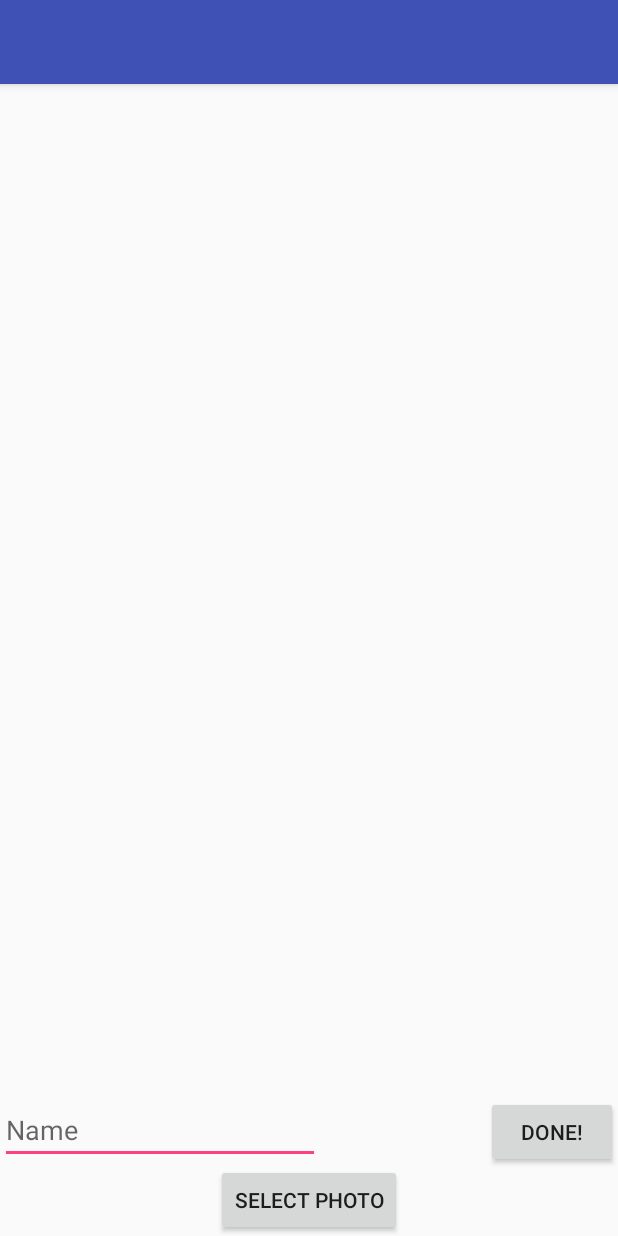
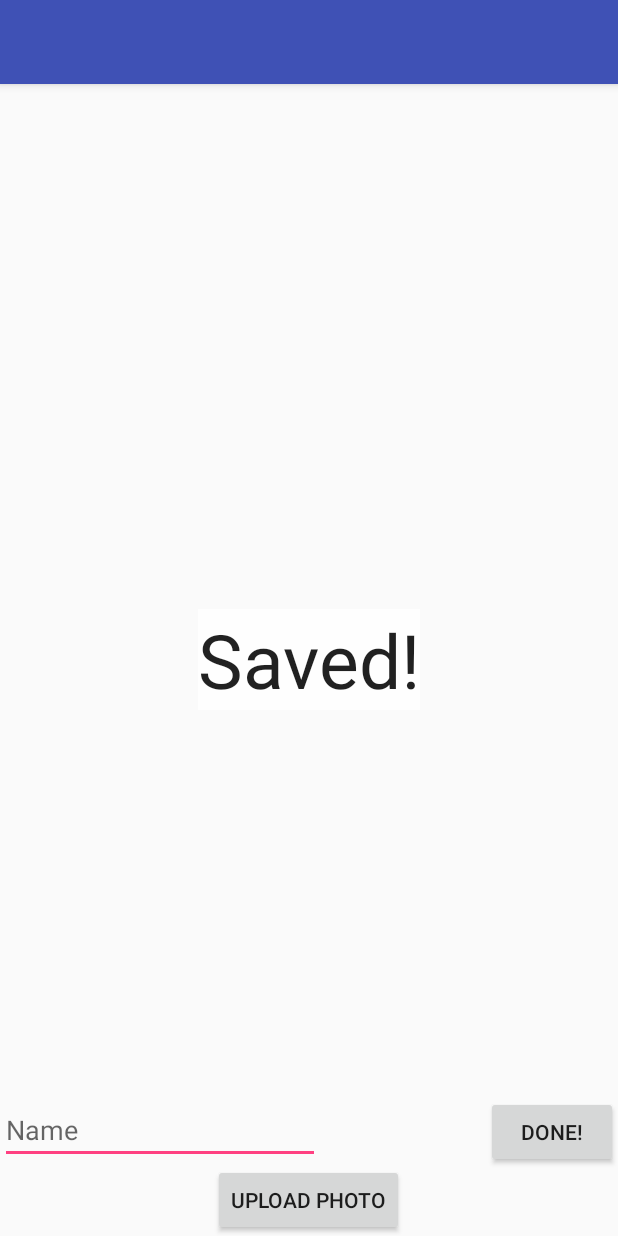
Before and after one commit to snmalineni/AlzheimersNWAPW, an Android app: the MainActivity screen opened directly, with no data from a screen before it, after a tap on "DONE!", on a phone screen of 412 x 824 dp. Run offline under Robolectric (Android 15) with nearby library versions, the phone set to English and light mode, and no system bars; 2 statements that could not run were skipped.

Commit message:
Revert "Development"

```diff
--- a/app/src/main/java/Source/cappedPhoto.java
+++ b/app/src/main/java/Source/cappedPhoto.java
@@ -6,9 +6,7 @@ package Source;
 
 import android.net.Uri;
 
-import java.io.Serializable;
-
-public class cappedPhoto implements Serializable {
+public class cappedPhoto {
 private String caption;
 private String photo;
 
--- a/app/src/main/java/com/sneha/newalzheimersapplication/MainActivity.java
+++ b/app/src/main/java/com/sneha/newalzheimersapplication/MainActivity.java
@@ -1,7 +1,5 @@
 package com.sneha.newalzheimersapplication;
 
-
-import android.content.Context;
 import android.content.Intent;
 import android.graphics.Bitmap;
 import android.net.Uri;
@@ -12,40 +10,17 @@ import android.view.View;
 import android.widget.EditText;
 import android.widget.ImageView;
 import android.widget.TextView;
-import android.R.id;
-
-
-import Source.Serialization;
 
 import Source.cappedPhoto;
-import android.content.SharedPreferences;
-import android.content.SharedPreferences.Editor;
-import android.widget.Toast;
-
-import java.io.File;
-import java.io.FileInputStream;
-import java.io.FileNotFoundException;
-import java.io.FileOutputStream;
-import java.io.IOException;
-import java.io.ObjectInputStream;
-import java.io.ObjectOutputStream;
-
-import java.util.ArrayList;
 
 
 public class MainActivity extends AppCompatActivity {
 
-    private boolean newPhoto = true;
+    public boolean newPhoto = true;
     private int PICK_IMAGE_REQUEST = 1;
 
-    private Editor toEdit;
-
-    private static String fileName = "photocaption.ser";
-    private Context context = this;
-    private Uri uri;
-
-    cappedPhoto photoAr[] = new cappedPhoto[50];
-
+    cappedPhoto photoAr[] = new cappedPhoto[150];
+    int arIndex = 0;
 
     @Override
         protected void onCreate (Bundle savedInstanceState) {
@@ -54,64 +29,22 @@ public class MainActivity extends AppCompatActivity {
         }
 
     public void buttonClick(View v) {
-
-        String inputText, photoStr;
-        cappedPhoto newElement;
-
         EditText nameText = (EditText) findViewById(R.id.nameText);
-        inputText = nameText.getText().toString();
-        photoStr = uri.toString();
-        //gets caption and uri
-
-        newElement = new cappedPhoto(photoStr, inputText);
-        Homepage.photoAr.add(newElement);
-
-        String file_name = "photocaptions";
-
-        try
-        {
-            FileOutputStream fileOutputStream = context.openFileOutput(file_name, Context.MODE_PRIVATE);
-            ObjectOutputStream os = new ObjectOutputStream(fileOutputStream);
-            os.writeObject(Homepage.photoAr);
-            os.close();
-            fileOutputStream.close();
-            Toast.makeText(getApplicationContext() , "Photo and Name/Location are saved", Toast.LENGTH_LONG).show();
-        }
-        catch (FileNotFoundException e)
-        {
-            e.printStackTrace();
-            Toast.makeText(getApplicationContext() , "Error: Photo and caption were not saved", Toast.LENGTH_LONG).show();
-            System.out.println("Error");
-        }
-        catch (IOException e)
-        {
-            e.printStackTrace();
-            Toast.makeText(getApplicationContext() , "Error: Photo and caption were not saved", Toast.LENGTH_LONG).show();
-            System.out.println("Error");
+        String inputText = nameText.getText().toString();
+        //Takes input from text field and puts it into variable inputText
+        String photoStr = uri.toString();
+        photoAr[arIndex] = new cappedPhoto(photoStr, inputText);
+        //Creates an instance of cappedPhoto in the array
+        arIndex++;
+        TextView tView = (TextView) findViewById(R.id.textView2);
+        tView.setVisibility(View.VISIBLE);
     }
 
 
-        /*try
-        {
-            FileInputStream fileInputStream = context.openFileInput(file_name);
-            ObjectInputStream is = new ObjectInputStream(fileInputStream);
 
-            Homepage.photoAr = (ArrayList<cappedPhoto>) is.readObject();
-            is.close();
-            fileInputStream.close();
-            for (cappedPhoto cappedPhoto : Homepage.photoAr)
-            {
-                System.out.print(cappedPhoto.getCap() + " " + cappedPhoto.getUriString());
+    public int getArIndex(){
+        return arIndex;
     }
-        } catch (IOException e)
-        {
-            e.printStackTrace();
-        } catch (ClassNotFoundException e)
-        {
-            e.printStackTrace();
-        }*/
-    }
-
 
     public void onButtonClicked(View arg0) {
         EditText nameText = (EditText)findViewById(R.id.nameText);
@@ -124,8 +57,11 @@ public class MainActivity extends AppCompatActivity {
         intent.setAction(Intent.ACTION_GET_CONTENT);
         startActivityForResult(Intent.createChooser(intent, "Select Picture"), PICK_IMAGE_REQUEST);
         //When upload photos button clicked goes into gallery and allows user to select
+        TextView tView = (TextView) findViewById(R.id.textView2);
+        tView.setVisibility(View.GONE);
     }
 
+    Uri uri;
 
     @Override
     protected void onActivityResult(int requestCode, int resultCode, Intent data) {
@@ -150,4 +86,6 @@ public class MainActivity extends AppCompatActivity {
 
         }
     }
+
+
 }
--- a/app/src/main/res/layout/activity_homepage.xml
+++ b/app/src/main/res/layout/activity_homepage.xml
@@ -75,7 +75,8 @@
                 android:layout_width="wrap_content"
                 android:layout_height="wrap_content"
                 android:text="Library"
-                android:onClick="goLib" />
+                android:id="@+id/button4"
+                android:onClick="goLib"/>
 
             <Button
                 android:layout_width="wrap_content"
--- a/app/src/main/res/layout/activity_main.xml
+++ b/app/src/main/res/layout/activity_main.xml
@@ -41,10 +41,22 @@
         android:layout_width="wrap_content"
         android:layout_height="wrap_content"
         android:layout_weight="0"
-        android:text="Select Photo"
+        android:text="Upload Photo"
         android:layout_gravity="center"
         android:onClick="onButtonClicked"
         android:layout_alignParentBottom="true"
         android:layout_centerHorizontal="true" />
 
+    <TextView
+        android:layout_width="wrap_content"
+        android:layout_height="wrap_content"
+        android:textAppearance="?android:attr/textAppearanceLarge"
+        android:text="Saved!"
+        android:visibility="gone"
+        android:id="@+id/textView2"
+        android:layout_centerVertical="true"
+        android:layout_centerHorizontal="true"
+        android:textSize="50dp"
+        android:background="#daffffff" />
+
 </RelativeLayout>
```
Also changed, not shown: app/src/main/java/Source/Serialization.java (deleted, +0 -27 lines), app/src/main/java/com/sneha/newalzheimersapplication/Homepage.java (+3 -9 lines), app/src/main/java/com/sneha/newalzheimersapplication/Library.java (+15 -0 lines), 2 other files. Lines whose indentation alone changed are shown as unchanged.
